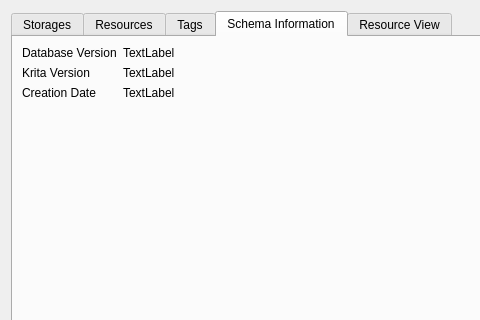
KDE/krita, file plugins/extensions/dbexplorer/WdgDbExplorer.ui: the form before one commit; both pictures show x 0 to 480 and y 0 to 320 of the 975 by 545 pixel window.
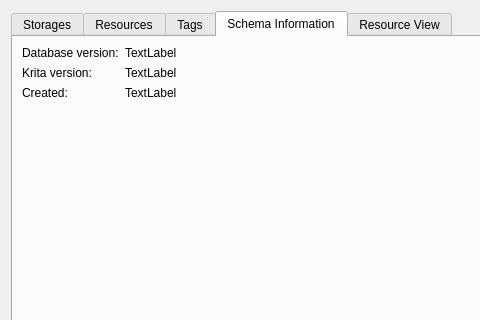
The form after the commit. The open tabs and pages were chosen to show the change. Custom widgets are drawn as their Qt base class.

Commit message:
WdgDbExplorer: format the database metadata labels as key: value
Part-of: <https://invent.kde.org/graphics/krita/-/merge_requests/1733>

What changed in the file:
```diff
--- a/plugins/extensions/dbexplorer/WdgDbExplorer.ui
+++ b/plugins/extensions/dbexplorer/WdgDbExplorer.ui
@@ -116,7 +116,7 @@
        <item row="0" column="0">
         <widget class="QLabel" name="label_4">
          <property name="text">
-          <string>Database Version</string>
+          <string>Database version:</string>
          </property>
         </widget>
        </item>
@@ -130,7 +130,7 @@
        <item row="1" column="0">
         <widget class="QLabel" name="label_5">
          <property name="text">
-          <string>Krita Version</string>
+          <string>Krita version:</string>
          </property>
         </widget>
        </item>
@@ -144,7 +144,7 @@
        <item row="2" column="0">
         <widget class="QLabel" name="label_6">
          <property name="text">
-          <string>Creation Date</string>
+          <string>Created:</string>
          </property>
         </widget>
        </item>
```
